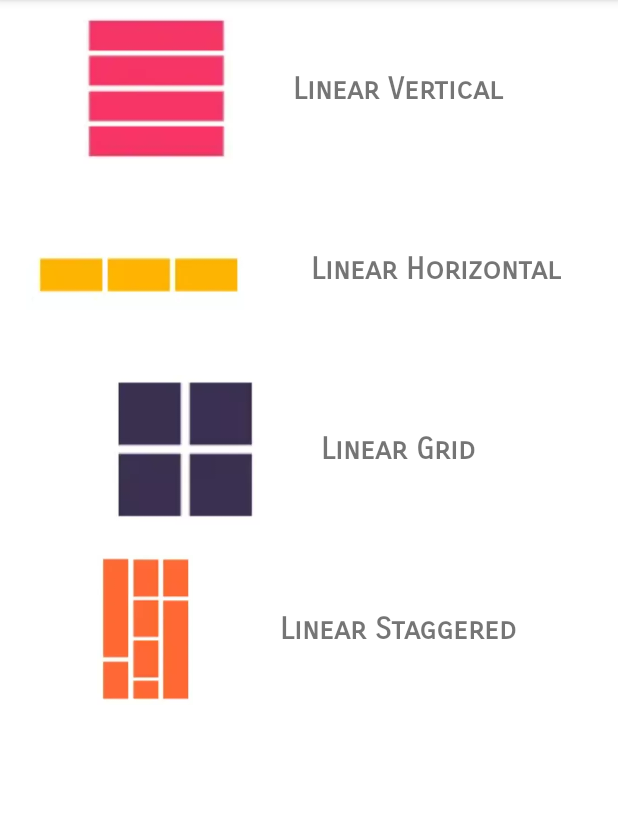
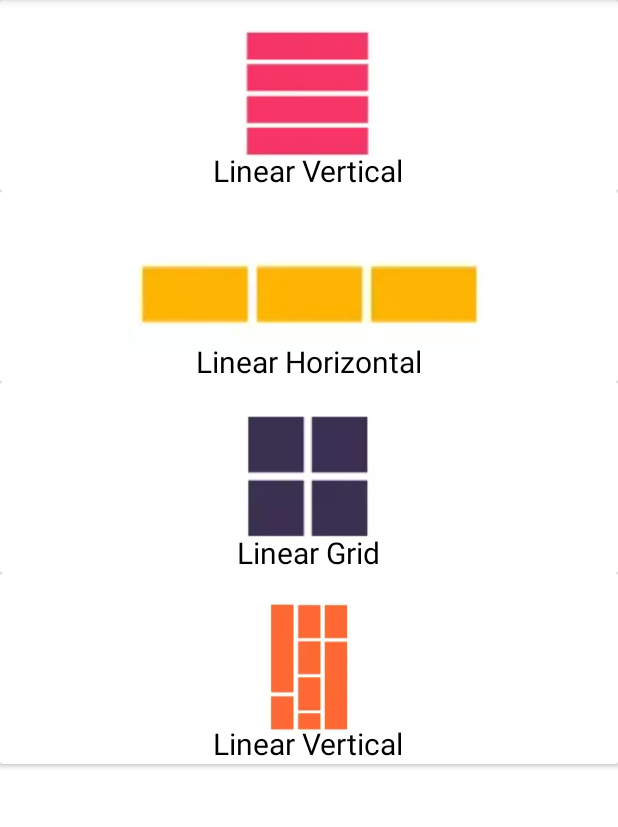
Before and after one commit to marianaph6/recyclerViewKotlin, an Android app: the screen it shows after launch (MainActivity), on a phone screen of 412 x 824 dp, the part 84-911 px from its top. Run offline under Robolectric (Android 15) with nearby library versions, the phone set to English and light mode, and no system bars.

Commit message:
Refactor xml structure main activity

```diff
--- a/app/src/main/java/com/example/recyclerviewkotlin/MainActivity.kt
+++ b/app/src/main/java/com/example/recyclerviewkotlin/MainActivity.kt
@@ -23,10 +23,10 @@ class MainActivity : AppCompatActivity() {
     override fun onStart() {
         super.onStart()
         with(binding) {
-            rlLinearVertical.setOnClickListener { goToLinearVertical() }
-            rlLinearHorizontal.setOnClickListener { goToHorizontalVertical() }
-            rlLinearGrid.setOnClickListener { goToGridLayout() }
-            rlLinearStaggered.setOnClickListener { goToStaggeredLayout() }
+            cardViewVertical.setOnClickListener { goToLinearVertical() }
+            cardViewHorizontal.setOnClickListener { goToHorizontalVertical() }
+            cardViewGrid.setOnClickListener { goToGridLayout() }
+            cardViewStaggered.setOnClickListener { goToStaggeredLayout() }
         }
     }
 
--- a/app/src/main/res/layout/activity_main.xml
+++ b/app/src/main/res/layout/activity_main.xml
@@ -1,157 +1,159 @@
 <?xml version="1.0" encoding="utf-8"?>
-<androidx.constraintlayout.widget.ConstraintLayout xmlns:android="http://schemas.android.com/apk/res/android"
+<LinearLayout xmlns:android="http://schemas.android.com/apk/res/android"
     xmlns:app="http://schemas.android.com/apk/res-auto"
     xmlns:tools="http://schemas.android.com/tools"
     android:layout_width="match_parent"
-    android:layout_margin="20dp"
+    android:orientation="vertical"
     android:layout_height="match_parent"
     android:layout_gravity="center"
     tools:context=".MainActivity">
 
+    <androidx.cardview.widget.CardView
+        android:id="@+id/cardViewVertical"
+        android:layout_width="match_parent"
+        android:layout_height="wrap_content">
+
+
         <RelativeLayout
-        android:id="@+id/rl_LinearVertical"
+            android:id="@+id/relativeLayoutVertical"
             android:layout_width="match_parent"
-        android:layout_height="wrap_content"
-        android:gravity="center"
-        android:clickable="true"
-        tools:ignore="MissingConstraints"
-        android:focusable="true">
+            android:layout_height="match_parent"
+            android:orientation="vertical"
+            android:layout_gravity="center">
 
             <ImageView
-            android:id="@+id/imgView_LinearVertical"
-            android:layout_width="100dp"
+                android:id="@+id/imageViewVertical"
+                android:layout_width="wrap_content"
                 android:layout_height="100dp"
-            android:layout_alignParentStart="true"
-            android:layout_alignParentTop="true"
-            android:layout_margin="10dp"
-            android:src="@drawable/vertical" />
+                android:layout_centerInParent="true"
+                android:padding="5dp"
+                android:src="@drawable/vertical"/>
+
 
             <TextView
+                android:id="@+id/textViewVertical"
                 android:layout_width="wrap_content"
                 android:layout_height="wrap_content"
-            android:layout_centerVertical="true"
-            android:layout_margin="10dp"
-            android:layout_toEndOf="@+id/imgView_LinearVertical"
-            android:fontFamily="sans-serif-smallcaps"
-            android:paddingStart="20dp"
-            android:paddingEnd="20dp"
+                android:layout_centerHorizontal="true"
+                android:textColor="@android:color/black"
+                android:textSize="20dp"
                 android:text="@string/linear_vertical"
-            android:textAllCaps="false"
-            android:textSize="20sp"
-            android:textStyle="bold" />
+                android:layout_below="@+id/imageViewVertical" />
+
 
         </RelativeLayout>
 
+    </androidx.cardview.widget.CardView>
+
+    <androidx.cardview.widget.CardView
+        android:id="@+id/cardViewHorizontal"
+        android:layout_width="match_parent"
+        android:layout_height="wrap_content">
+
+
         <RelativeLayout
-        android:id="@+id/rl_LinearHorizontal"
+            android:id="@+id/relativeLayoutHorizontal"
             android:layout_width="match_parent"
-        app:layout_constraintTop_toBottomOf="@+id/rl_LinearVertical"
-        android:layout_height="wrap_content"
-        android:gravity="center"
-        android:clickable="true"
-        tools:ignore="MissingConstraints"
-        android:focusable="true">
+            android:layout_height="match_parent"
+            android:orientation="vertical"
+            android:layout_gravity="center">
 
             <ImageView
-            android:id="@+id/imgView_LinearHorizontal"
-            android:layout_width="150dp"
+                android:id="@+id/imageViewHorizontal"
+                android:layout_width="wrap_content"
                 android:layout_height="100dp"
-            android:layout_alignParentStart="true"
-            android:layout_alignParentTop="true"
-            android:layout_marginStart="10dp"
-            android:layout_marginTop="10dp"
-            android:layout_marginEnd="10dp"
-            android:layout_marginBottom="10dp"
+                android:layout_centerInParent="true"
+                android:padding="5dp"
                 android:src="@drawable/horizontal" />
 
+
             <TextView
+                android:id="@+id/textViewHorizontal"
                 android:layout_width="wrap_content"
                 android:layout_height="wrap_content"
-            android:layout_centerVertical="true"
-            android:layout_marginStart="10dp"
-            android:layout_marginTop="10dp"
-            android:layout_marginEnd="10dp"
-            android:layout_marginBottom="10dp"
-            android:layout_toEndOf="@+id/imgView_LinearHorizontal"
-            android:fontFamily="sans-serif-smallcaps"
-            android:paddingStart="20dp"
-            android:paddingEnd="20dp"
+                android:layout_centerHorizontal="true"
+                android:textColor="@android:color/black"
+                android:textSize="20dp"
                 android:text="@string/linear_horizontal"
-            android:textAllCaps="false"
-            android:textSize="20sp"
-            android:textStyle="bold" />
+                android:layout_below="@+id/imageViewHorizontal" />
+
 
         </RelativeLayout>
 
+    </androidx.cardview.widget.CardView>
+
+    <androidx.cardview.widget.CardView
+    android:id="@+id/cardViewGrid"
+    android:layout_width="match_parent"
+    android:layout_height="wrap_content">
+
+
     <RelativeLayout
-        android:id="@+id/rl_LinearGrid"
-        app:layout_constraintTop_toBottomOf="@+id/rl_LinearHorizontal"
+        android:id="@+id/relativeLayoutGrid"
         android:layout_width="match_parent"
-        android:layout_height="wrap_content"
-        android:gravity="center"
-        android:clickable="true"
-        tools:ignore="MissingConstraints"
-        android:focusable="true">
+        android:layout_height="match_parent"
+        android:orientation="vertical"
+        android:layout_gravity="center">
 
         <ImageView
-            android:id="@+id/imgView_LinearGrid"
-            android:layout_width="100dp"
+            android:id="@+id/imageViewGrid"
+            android:layout_width="wrap_content"
             android:layout_height="100dp"
-            android:layout_alignParentStart="true"
-            android:layout_alignParentTop="true"
-            android:layout_margin="10dp"
+            android:layout_centerInParent="true"
+            android:padding="5dp"
             android:src="@drawable/grid" />
 
+
         <TextView
+            android:id="@+id/textViewGrid"
             android:layout_width="wrap_content"
             android:layout_height="wrap_content"
-            android:layout_centerVertical="true"
-            android:layout_margin="10dp"
-            android:layout_toEndOf="@+id/imgView_LinearGrid"
-            android:fontFamily="sans-serif-smallcaps"
-            android:paddingStart="20dp"
-            android:paddingEnd="20dp"
-            android:clickable="true"
+            android:layout_centerHorizontal="true"
+            android:textColor="@android:color/black"
+            android:textSize="20dp"
             android:text="@string/linear_grid"
-            android:textAllCaps="false"
-            android:textSize="20sp"
-            android:textStyle="bold" />
+            android:layout_below="@+id/imageViewGrid" />
+
 
     </RelativeLayout>
 
+    </androidx.cardview.widget.CardView>
+
+    <androidx.cardview.widget.CardView
+    android:id="@+id/cardViewStaggered"
+    android:layout_width="match_parent"
+    android:layout_height="wrap_content">
+
+
     <RelativeLayout
-        android:id="@+id/rl_LinearStaggered"
+        android:id="@+id/relativeLayoutStaggered"
         android:layout_width="match_parent"
-        android:layout_height="wrap_content"
-        android:gravity="center"
-        app:layout_constraintTop_toBottomOf="@+id/rl_LinearGrid"
-        android:clickable="true"
-        tools:ignore="MissingConstraints"
-        android:focusable="true">
+        android:layout_height="match_parent"
+        android:orientation="vertical"
+        android:layout_gravity="center">
 
         <ImageView
-            android:id="@+id/image"
-            android:layout_width="100dp"
+            android:id="@+id/imageViewStaggered"
+            android:layout_width="wrap_content"
             android:layout_height="100dp"
-            android:layout_alignParentStart="true"
-            android:layout_alignParentTop="true"
-            android:layout_margin="10dp"
+            android:layout_centerInParent="true"
+            android:padding="5dp"
             android:src="@drawable/staggered" />
 
+
         <TextView
+            android:id="@+id/textViewStaggered"
             android:layout_width="wrap_content"
             android:layout_height="wrap_content"
-            android:layout_centerVertical="true"
-            android:layout_margin="10dp"
-            android:layout_toEndOf="@+id/image"
-            android:fontFamily="sans-serif-smallcaps"
-            android:paddingStart="20dp"
-            android:paddingEnd="20dp"
-            android:text="@string/linear_staggered"
-            android:textAllCaps="false"
-            android:textSize="20sp"
-            android:textStyle="bold" />
-
+            android:layout_centerHorizontal="true"
+            android:textColor="@android:color/black"
+            android:textSize="20dp"
+            android:text="@string/linear_vertical"
+            android:layout_below="@+id/imageViewStaggered" />
     </RelativeLayout>
 
-</androidx.constraintlayout.widget.ConstraintLayout>
+</androidx.cardview.widget.CardView>
+
+
+
+</LinearLayout>
```
Lines whose indentation alone changed are shown as unchanged.
